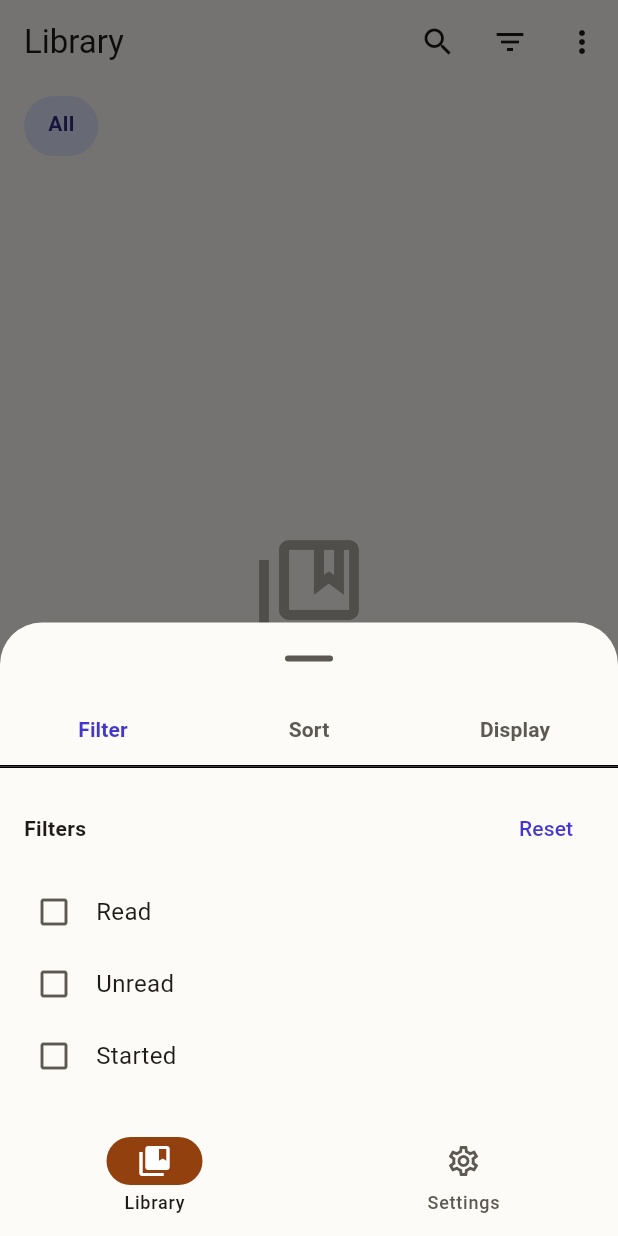
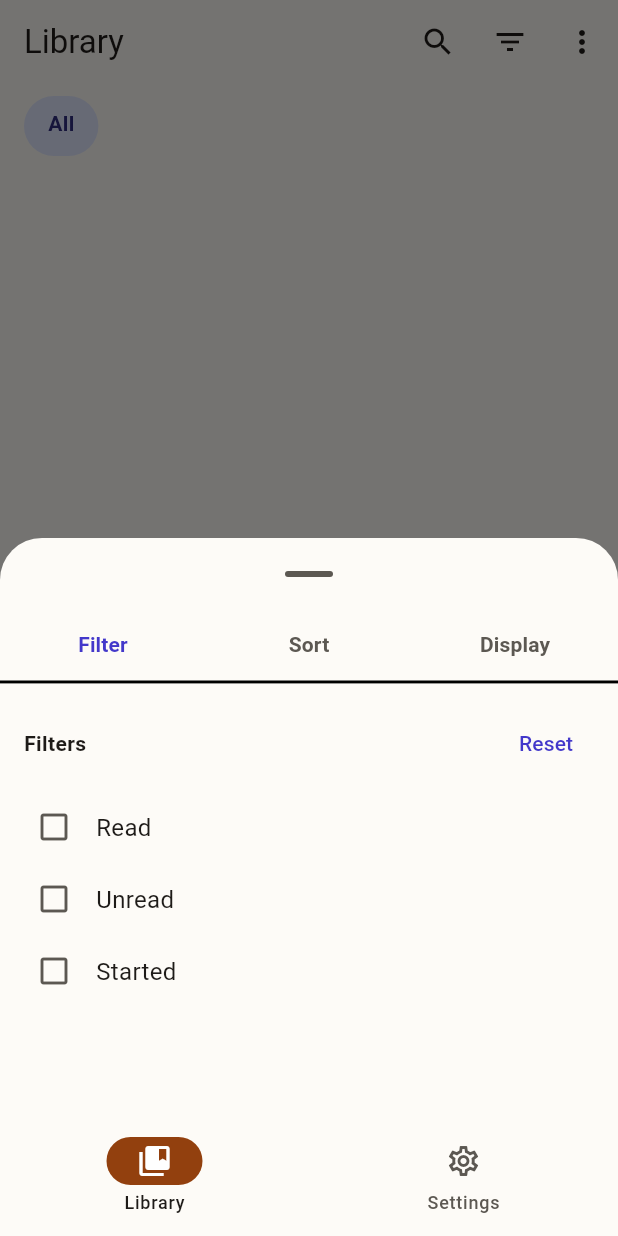
Before and after one commit to TheNirajMahale/Lorebound, a Flutter app: the screen it shows after launch, after a tap on the "filter list" icon, on a phone screen of 412 x 824 dp. Run offline on Flutter 3.47's test engine with Material 3 defaults, Android fonts, the phone set to English and light mode, and no system bars; drawn by our look-alikes of dynamic_color; our stand-ins replace battery_plus, drift, file_picker, flutter_riverpod, go_router; missing offline and left inert: epubx, sqlite3; accounts and stored records are empty; generated files the repository leaves out were written again.

Commit message:
fix(ui): resolve bottom sheet transparency bugs and add swiping to library filter

```diff
--- a/lib/features/library/presentation/screens/book_detail_screen.dart
+++ b/lib/features/library/presentation/screens/book_detail_screen.dart
@@ -44,7 +44,7 @@ class BookDetailScreen extends ConsumerWidget {
               if (value == 'change_category') {
                 showModalBottomSheet(
                   context: context,
-                  backgroundColor: Colors.transparent,
+                  showDragHandle: true,
                   builder: (context) => AssignCategorySheet(selectedBookIds: [bookId]),
                 );
               } else if (value == 'delete') {
--- a/lib/features/library/presentation/widgets/library_filter_sheet.dart
+++ b/lib/features/library/presentation/widgets/library_filter_sheet.dart
@@ -48,20 +48,16 @@ class _LibraryFilterSheetState extends ConsumerState<LibraryFilterSheet> with Si
               ],
             ),
             const Divider(height: 1),
-            AnimatedBuilder(
-              animation: _tabController,
-              builder: (context, _) {
-                switch (_tabController.index) {
-                  case 0:
-                    return _buildFilterTab(context, colorScheme);
-                  case 1:
-                    return _buildSortTab(context, colorScheme);
-                  case 2:
-                    return _buildDisplayTab(context, colorScheme);
-                  default:
-                    return const SizedBox.shrink();
-                }
-              },
+            SizedBox(
+              height: MediaQuery.of(context).size.height * 0.35,
+              child: TabBarView(
+                controller: _tabController,
+                children: [
+                  _buildFilterTab(context, colorScheme),
+                  _buildSortTab(context, colorScheme),
+                  _buildDisplayTab(context, colorScheme),
+                ],
+              ),
             ),
           ],
         ),
--- a/lib/features/reader/presentation/widgets/reader_bars.dart
+++ b/lib/features/reader/presentation/widgets/reader_bars.dart
@@ -145,7 +145,7 @@ class _ReaderBottomBarState extends ConsumerState<ReaderBottomBar> {
       context: context,
       isScrollControlled: true,
       useRootNavigator: false,
-      backgroundColor: Colors.transparent,
+      showDragHandle: true,
       builder: (context) => ReaderSettingsSheet(
         chapters: widget.chapters,
         currentChapterIndex: widget.currentChapterIndex,
```
Also changed, not shown: lib/features/reader/presentation/widgets/reader_settings_sheet.dart (+37 -48 lines).
